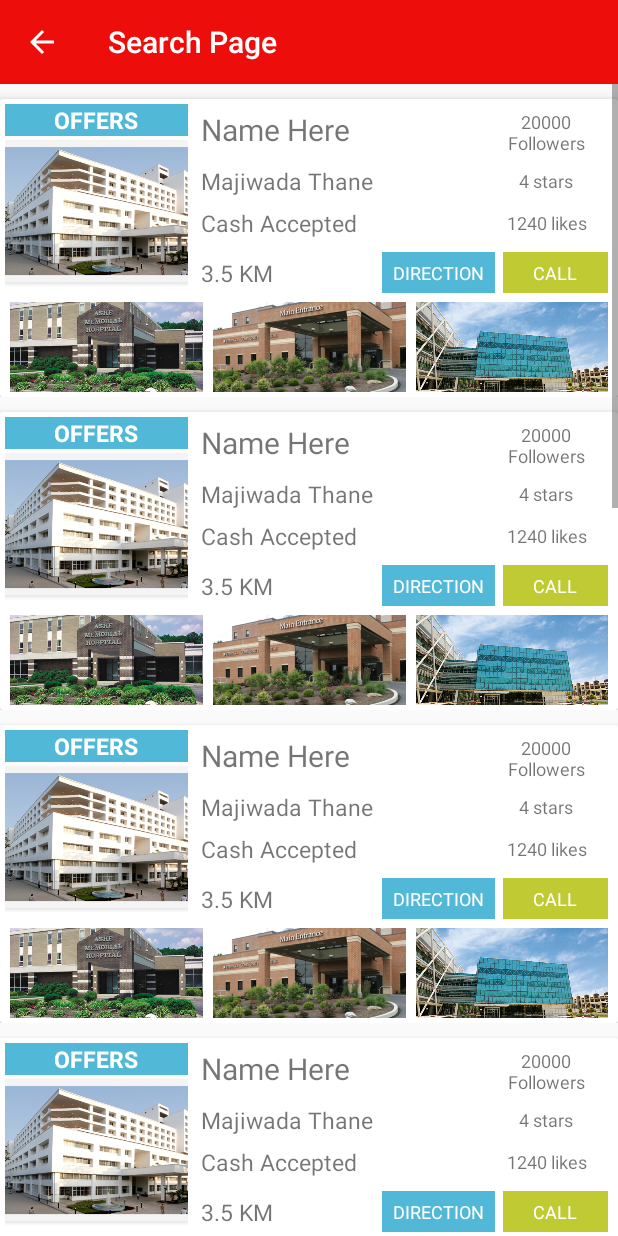
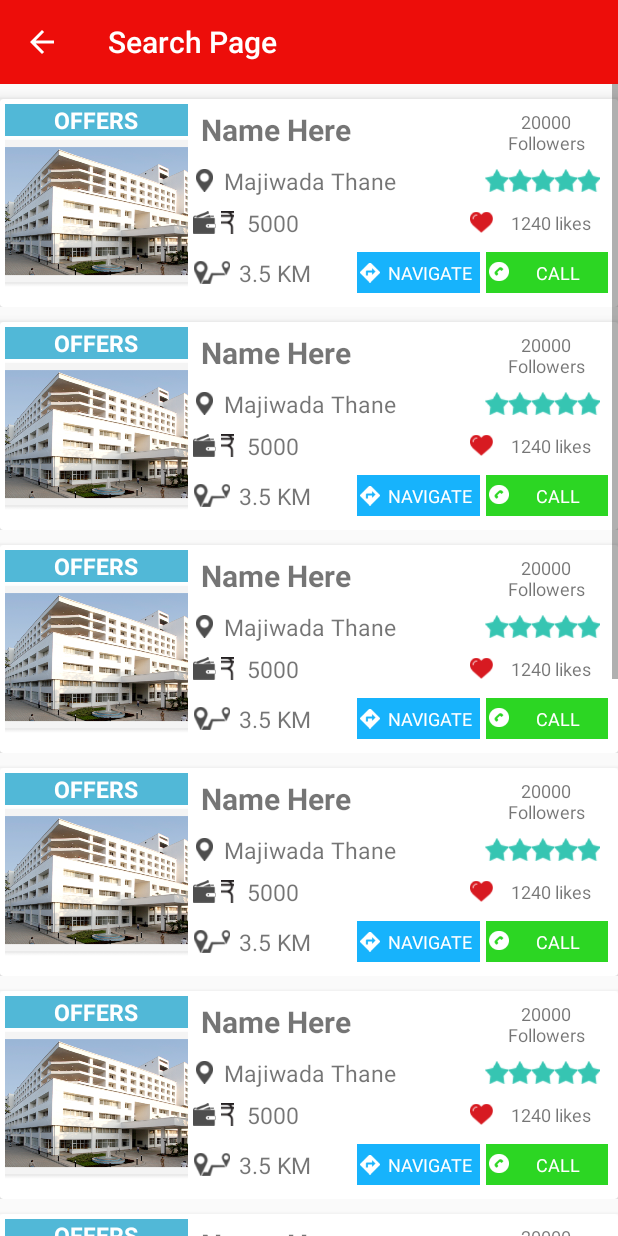
Before and after one commit to AkhtarRaza15Ansari/Qureco, an Android app: the SearchListPage screen opened directly, with no data from a screen before it, on a phone screen of 412 x 824 dp. Run offline under Robolectric (Android 15) with nearby library versions, the phone set to English and light mode, and no system bars.

Commit message:
Very late updates

```diff
--- a/app/build.gradle
+++ b/app/build.gradle
@@ -50,4 +50,5 @@ dependencies {
     compile 'com.squareup.picasso:picasso:2.4.0'
     compile 'com.google.android.gms:play-services:8.3.0'
     compile 'com.android.support:multidex:1.0.1'
+    compile 'com.github.bumptech.glide:glide:3.7.0'
 }
--- a/app/src/main/java/com/sriyaan/qureco/Splash.java
+++ b/app/src/main/java/com/sriyaan/qureco/Splash.java
@@ -10,7 +10,9 @@ import android.os.AsyncTask;
 import android.support.v7.app.AppCompatActivity;
 import android.os.Bundle;
 import android.util.Log;
+import android.widget.ImageView;
 
+import com.bumptech.glide.Glide;
 import com.sriyaan.util.url_dump;
 
 import java.util.ArrayList;
@@ -33,8 +35,19 @@ public class Splash extends AppCompatActivity {
     protected void onCreate(Bundle savedInstanceState) {
         super.onCreate(savedInstanceState);
         setContentView(R.layout.activity_splash);
+        ImageView img = (ImageView) findViewById(R.id.image);
+
+
         prefs = getSharedPreferences("QurecoOne", Context.MODE_PRIVATE);
         context = Splash.this;
+
+        Glide
+                .with( context )
+                .load( R.raw.qureco)
+                .asGif()
+                .error( R.drawable.qureco_logo )
+                .into( img );
+
         if (android.os.Build.VERSION.SDK_INT >= android.os.Build.VERSION_CODES.M) {
             // only for gingerbread and newer versions
             requestPermission();
@@ -145,7 +158,7 @@ public class Splash extends AppCompatActivity {
                 try
                 {
                     //Display for 3 seconds
-                    sleep(3000);
+                    sleep(10000);
                 }
                 catch (InterruptedException e)
                 {
--- a/app/src/main/res/layout/activity_splash.xml
+++ b/app/src/main/res/layout/activity_splash.xml
@@ -9,25 +9,14 @@
         android:layout_width="match_parent"
         android:layout_height="match_parent"
         android:gravity="center"
-        android:layout_above="@+id/loader"
         android:orientation="vertical">
         <ImageView
             android:id="@+id/image"
-            android:layout_width="180dp"
-            android:layout_height="180dp"
-            android:src="@drawable/splash_one"
+            android:layout_width="match_parent"
+            android:layout_height="match_parent"
             android:tint="@color/colorPrimary"
             android:layout_gravity="center"
-            android:scaleType="centerInside"
+            android:scaleType="centerCrop"
             />
     </LinearLayout>
-
-    <ImageView
-        android:id="@+id/loader"
-        android:layout_alignParentBottom="true"
-        android:layout_width="match_parent"
-        android:layout_height="100dp"
-        android:scaleType="centerCrop"
-        android:src="@drawable/heart"
-        />
 </RelativeLayout>
--- a/app/src/main/res/layout/list_item.xml
+++ b/app/src/main/res/layout/list_item.xml
@@ -60,6 +60,7 @@
                             android:layout_weight="0.3"
                             android:textSize="20dp"
                             android:text="Name Here"
+                            android:textStyle="bold"
                             android:layout_gravity="left"
                             android:gravity="left"
                             android:layout_marginLeft="5dp"
@@ -82,27 +83,51 @@
                         android:layout_gravity="center"
                         android:gravity="center"
                         android:orientation="horizontal">
+                        <ImageView
+                            android:layout_width="15dp"
+                            android:layout_height="15dp"
+                            android:src="@drawable/loc"/>
                         <TextView
                             android:id="@+id/address"
                             android:layout_width="match_parent"
                             android:layout_height="wrap_content"
-                            android:layout_weight="0.3"
+                            android:layout_weight="0.35"
                             android:textSize="15dp"
                             android:text="Majiwada Thane"
                             android:layout_gravity="left"
                             android:gravity="left"
                             android:layout_marginLeft="5dp"
                             />
-                        <TextView
+                        <LinearLayout
                             android:id="@+id/ratings"
                             android:layout_width="match_parent"
                             android:layout_height="wrap_content"
-                            android:layout_weight="0.7"
-                            android:textSize="12dp"
+                            android:layout_weight="0.65"
+                            android:orientation="horizontal"
                             android:layout_gravity="center"
                             android:gravity="center"
-                            android:text="4 stars"
-                            />
+                            >
+                            <ImageView
+                                android:layout_width="15dp"
+                                android:layout_height="15dp"
+                                android:src="@drawable/star"/>
+                            <ImageView
+                                android:layout_width="15dp"
+                                android:layout_height="15dp"
+                                android:src="@drawable/star"/>
+                            <ImageView
+                                android:layout_width="15dp"
+                                android:layout_height="15dp"
+                                android:src="@drawable/star"/>
+                            <ImageView
+                                android:layout_width="15dp"
+                                android:layout_height="15dp"
+                                android:src="@drawable/star"/>
+                            <ImageView
+                                android:layout_width="15dp"
+                                android:layout_height="15dp"
+                                android:src="@drawable/star"/>
+                        </LinearLayout>
                     </LinearLayout>
                     <LinearLayout
                         android:layout_width="match_parent"
@@ -111,27 +136,47 @@
                         android:layout_gravity="center"
                         android:gravity="center"
                         android:orientation="horizontal">
+                        <ImageView
+                            android:layout_width="15dp"
+                            android:layout_height="15dp"
+                            android:src="@drawable/cash"/>
+                        <ImageView
+                            android:layout_width="15dp"
+                            android:layout_height="15dp"
+                            android:src="@drawable/rs"/>
                         <TextView
                             android:id="@+id/cash"
                             android:layout_width="match_parent"
                             android:layout_height="wrap_content"
-                            android:layout_weight="0.3"
+                            android:layout_weight="0.4"
                             android:textSize="15dp"
-                            android:text="Cash Accepted"
+                            android:text="5000"
                             android:layout_gravity="left"
                             android:gravity="left"
                             android:layout_marginLeft="5dp"
                             />
+                        <LinearLayout
+                            android:layout_width="match_parent"
+                            android:layout_height="wrap_content"
+                            android:layout_weight="0.6"
+                            android:orientation="horizontal"
+                            android:layout_gravity="center"
+                            android:gravity="center"
+                            >
+                            <ImageView
+                                android:layout_width="15dp"
+                                android:layout_height="15dp"
+                                android:src="@drawable/likes"/>
                             <TextView
                                 android:id="@+id/likes"
                                 android:layout_width="match_parent"
                                 android:layout_height="wrap_content"
-                            android:layout_weight="0.7"
                                 android:textSize="12dp"
                                 android:layout_gravity="center"
                                 android:gravity="center"
                                 android:text="1240 likes"
                                 />
+                        </LinearLayout>
                     </LinearLayout>
                     <LinearLayout
                         android:layout_width="match_parent"
@@ -140,11 +185,15 @@
                         android:layout_gravity="center"
                         android:gravity="center"
                         android:orientation="horizontal">
+                        <ImageView
+                            android:layout_width="25dp"
+                            android:layout_height="15dp"
+                            android:src="@drawable/distance"/>
                         <TextView
                             android:id="@+id/distance"
                             android:layout_width="match_parent"
                             android:layout_height="wrap_content"
-                            android:layout_weight="0.3"
+                            android:layout_weight="0.33"
                             android:textSize="15dp"
                             android:text="3.5 KM"
                             android:paddingTop="05dp"
@@ -153,68 +202,68 @@
                             android:gravity="left"
                             android:layout_marginLeft="5dp"
                             />
+                        <LinearLayout
+                            android:id="@+id/lldirection"
+                            android:layout_width="match_parent"
+                            android:layout_height="wrap_content"
+                            android:layout_weight="0.33"
+                            android:orientation="horizontal"
+                            android:background="@color/navigate"
+                            android:layout_gravity="center"
+                            android:gravity="center"
+                            android:layout_marginRight="2dp"
+                            >
+                            <ImageView
+                                android:paddingLeft="02dp"
+                                android:layout_width="15dp"
+                                android:layout_height="15dp"
+                                android:src="@drawable/navigate"/>
                             <TextView
                                 android:id="@+id/direction"
                                 android:layout_width="match_parent"
                                 android:layout_height="wrap_content"
-                            android:layout_weight="0.4"
-                            android:background="@color/deals"
                                 android:textSize="12dp"
                                 android:paddingTop="05dp"
                                 android:paddingBottom="05dp"
                                 android:textColor="@color/white"
                                 android:layout_gravity="center"
                                 android:gravity="center"
-                            android:text="DIRECTION"
+                                android:singleLine="true"
+                                android:text="NAVIGATE"
                                 />
+                        </LinearLayout>
 
+                        <LinearLayout
+                            android:id="@+id/llcall"
+                            android:layout_width="match_parent"
+                            android:layout_height="wrap_content"
+                            android:layout_weight="0.33"
+                            android:orientation="horizontal"
+                            android:background="@color/call"
+                            android:paddingTop="05dp"
+                            android:paddingBottom="05dp"
+                            android:layout_marginLeft="2dp"
+                            >
+                            <ImageView
+                                android:paddingLeft="02dp"
+                                android:layout_width="15dp"
+                                android:layout_height="15dp"
+                                android:src="@drawable/calll"/>
                             <TextView
                                 android:id="@+id/call"
                                 android:layout_width="match_parent"
                                 android:layout_height="wrap_content"
-                            android:layout_weight="0.4"
-                            android:background="@color/colorb"
                                 android:textSize="12dp"
-                            android:paddingTop="05dp"
-                            android:paddingBottom="05dp"
                                 android:textColor="@color/white"
                                 android:layout_gravity="center"
                                 android:gravity="center"
+                                android:singleLine="true"
                                 android:text="CALL"
-                            android:layout_marginLeft="5dp"
                                 />
                         </LinearLayout>
+
                     </LinearLayout>
                 </LinearLayout>
-            <LinearLayout
-                android:layout_width="match_parent"
-                android:layout_height="wrap_content"
-                android:layout_weight="0.7"
-                android:orientation="horizontal">
-                <ImageView
-                    android:layout_width="match_parent"
-                    android:layout_height="60dp"
-                    android:layout_weight="0.33"
-                    android:scaleType="centerCrop"
-                    android:src="@drawable/hospa"
-                    android:layout_marginLeft="03dp"
-                    android:layout_marginRight="03dp"/>
-                <ImageView
-                    android:layout_width="match_parent"
-                    android:layout_height="60dp"
-                    android:layout_weight="0.33"
-                    android:scaleType="centerCrop"
-                    android:src="@drawable/hospb"
-                    android:layout_marginLeft="03dp"
-                    android:layout_marginRight="03dp"/>
-                <ImageView
-                    android:layout_width="match_parent"
-                    android:layout_height="60dp"
-                    android:layout_weight="0.33"
-                    android:scaleType="centerCrop"
-                    android:src="@drawable/hospc"
-                    android:layout_marginLeft="03dp"
-                    android:layout_marginRight="03dp"/>
             </LinearLayout>
         </LinearLayout>
     </android.support.v7.widget.CardView>
--- a/app/src/main/res/values/colors.xml
+++ b/app/src/main/res/values/colors.xml
@@ -22,6 +22,8 @@
     <color name="tcolorc">#e4e4e4</color>
     <color name="tcolord">#e4e4e4</color>
 
+    <color name="navigate">#17b3fc</color>
+    <color name="call">#2cd623</color>
     <color name="loyalty">#e67040</color>
     <color name="deals">#51b8d7</color>
     <color name="review">#fec93b</color>
```
Also changed, not shown: app/src/main/res/drawable/calll.png (added), app/src/main/res/drawable/cash.png (added), app/src/main/res/drawable/distance.png (added), app/src/main/res/drawable/female.png (added), app/src/main/res/drawable/filters.png (added), app/src/main/res/drawable/likes.png (added), app/src/main/res/drawable/loc.png (added), app/src/main/res/drawable/male.png (added), app/src/main/res/drawable/navigate.png (added), app/src/main/res/drawable/rs.png (added), app/src/main/res/drawable/star.png (added), app/src/main/res/raw/qureco.gif (added). Lines whose indentation alone changed are shown as unchanged.
